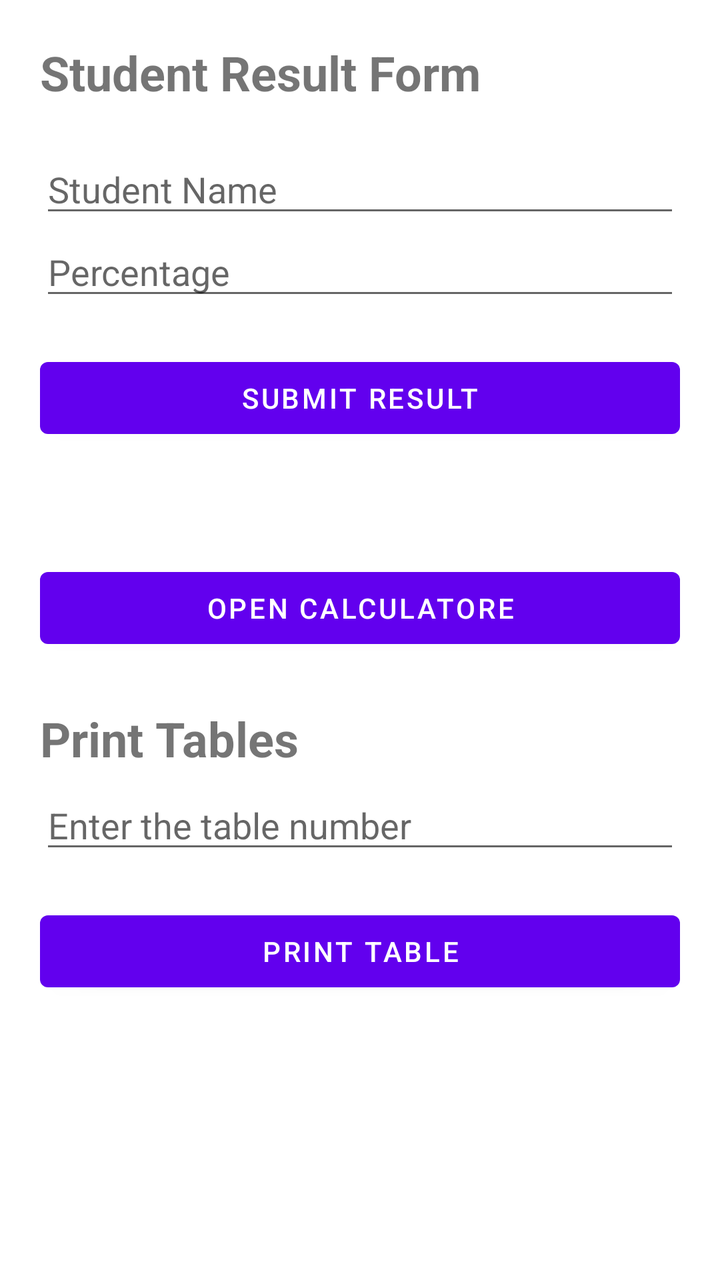
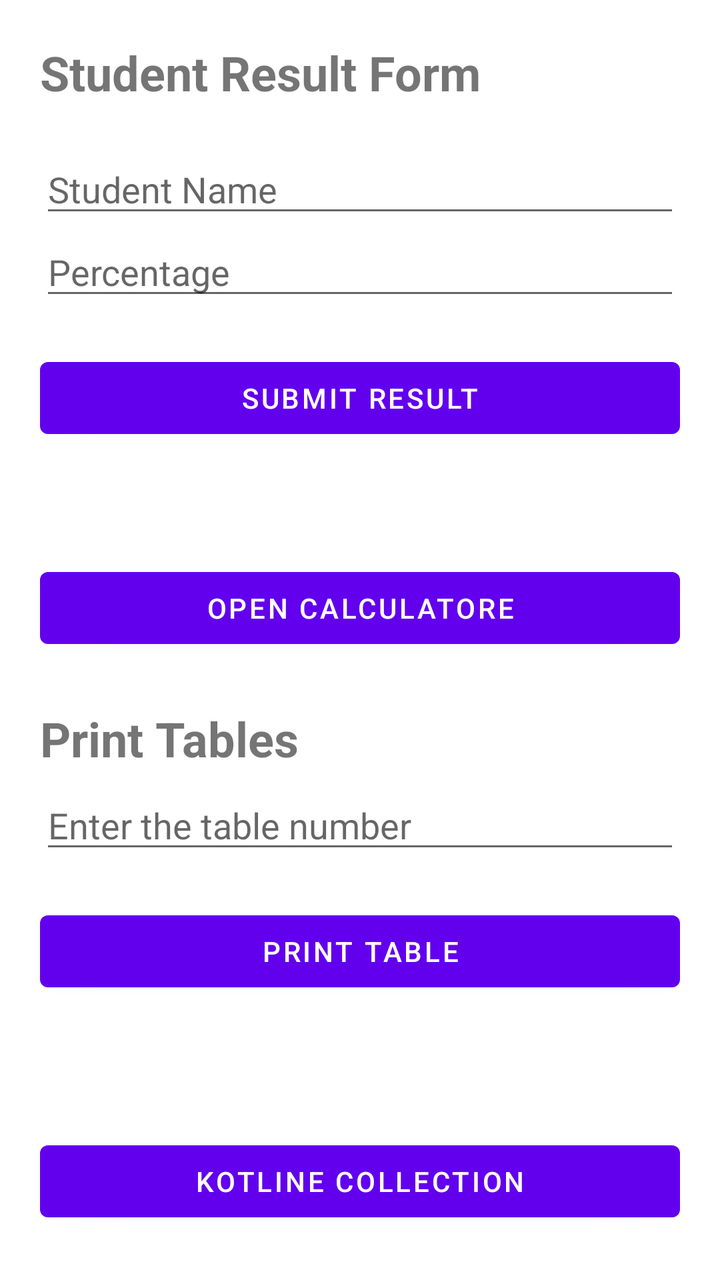

Screens rendered from an Android XML layout before and after an edit, with the pre-edit source and the edit as a unified diff.
<!-- AndroidManifest.xml: application theme Theme.Sample_App -->
<!-- res/layout/activity_kotline_basic.xml -->
<?xml version="1.0" encoding="utf-8"?>
<ScrollView xmlns:android="http://schemas.android.com/apk/res/android"
    android:layout_width="match_parent"
    android:layout_height="match_parent">

    <LinearLayout
        android:layout_width="match_parent"
        android:layout_height="wrap_content"
        android:orientation="vertical"
        android:padding="20dp">

        

        <TextView
            android:layout_width="wrap_content"
            android:layout_height="wrap_content"
            android:layout_marginBottom="20dp"
            android:text="@string/student_result_form"
            android:textSize="24sp"
            android:textStyle="bold" />

        <EditText
            android:id="@+id/etName"
            android:layout_width="match_parent"
            android:layout_height="wrap_content"
            android:hint="@string/student_name"
            android:inputType="textPersonName" />

        <EditText
            android:id="@+id/etPercentage"
            android:layout_width="match_parent"
            android:layout_height="wrap_content"
            android:hint="@string/percentage"
            android:inputType="numberDecimal" />

        <Button
            android:id="@+id/btnSubmit"
            android:layout_width="match_parent"
            android:layout_height="wrap_content"
            android:layout_marginTop="20dp"
            android:text="Submit Result" />

        <TextView
            android:id="@+id/result"
            android:layout_width="match_parent"
            android:layout_height="wrap_content"
            android:paddingTop="10dp"
            android:text=""
            android:textAlignment="center"
            android:textSize="20sp" />

        <Button
            android:id="@+id/btnmovecalcu"
            android:layout_width="match_parent"
            android:layout_height="wrap_content"
            android:layout_marginTop="20dp"
            android:text=" open calculatore " />

        

        <TextView
            android:layout_width="wrap_content"
            android:layout_height="wrap_content"
            android:layout_marginTop="25dp"
            android:layout_marginBottom="5dp"
            android:text="Print Tables"
            android:textSize="24sp"
            android:textStyle="bold" />

        <EditText
            android:id="@+id/ettables"
            android:layout_width="match_parent"
            android:layout_height="wrap_content"
            android:hint="Enter the table number"
            android:inputType="number" />

        <Button
            android:id="@+id/btntable"
            android:layout_width="match_parent"
            android:layout_height="wrap_content"
            android:layout_marginTop="20dp"
            android:text="Print Table" />

        <TextView
            android:id="@+id/table"
            android:layout_width="match_parent"
            android:layout_height="wrap_content"
            android:layout_marginTop="15dp"
            android:layout_marginBottom="5dp"
            android:text=""
            android:textSize="20sp" />

    </LinearLayout>

</ScrollView>
<!-- resources referenced by this layout -->
<resources>
  <string name="percentage">Percentage</string>
  <string name="student_name">Student Name</string>
  <string name="student_result_form">Student Result Form</string>
  <style name="Theme.Sample_App" parent="Theme.MaterialComponents.Light.NoActionBar" />
</resources>

<!-- the commit's change to res/layout/activity_kotline_basic.xml (unified diff, before → after) -->
@@ -90,6 +90,13 @@
             android:text=""
             android:textSize="20sp" />
 
+        <Button
+            android:id="@+id/btnCollection"
+            android:layout_width="match_parent"
+            android:layout_height="wrap_content"
+            android:layout_marginTop="20dp"
+            android:text="kotline Collection" />
+
     </LinearLayout>
 
 </ScrollView>
